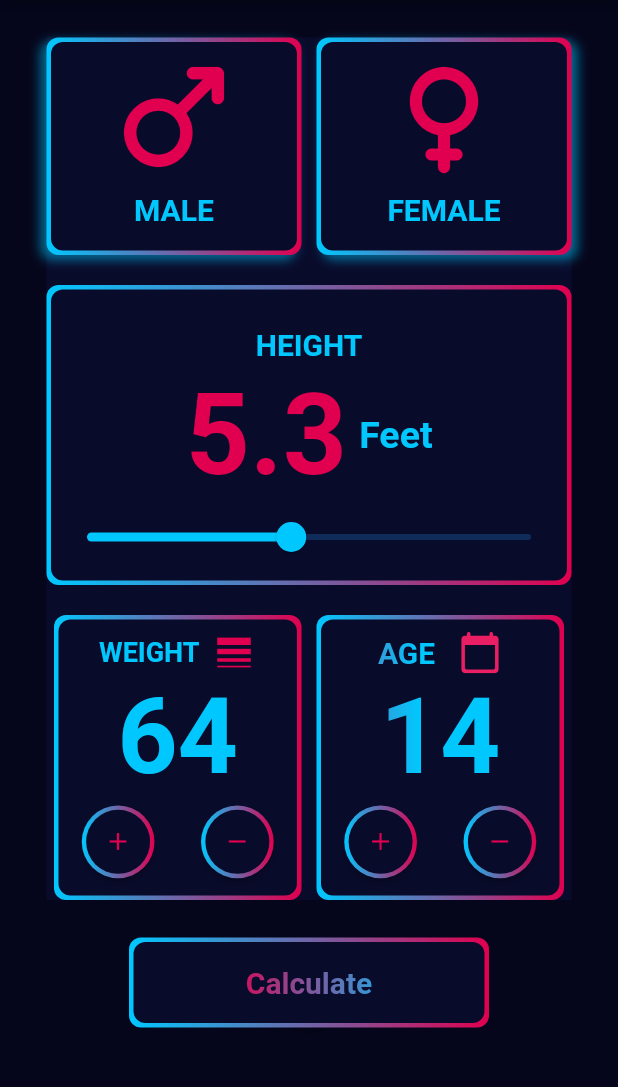
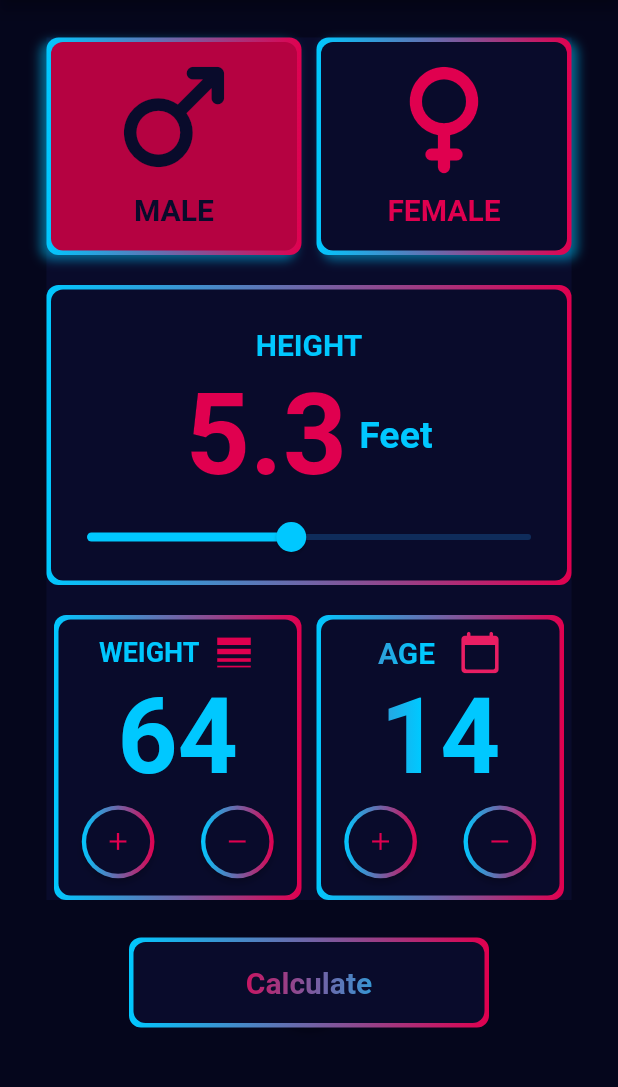
Before and after one commit to porus1124962/bmi_calculator, a Flutter app: the screen it shows after launch, after a tap on "MALE", on a phone screen of 412 x 824 dp, the part 84-1171 px from its top. Run offline on Flutter 3.47's test engine with Material 2 defaults, Android fonts, the phone set to English and light mode, and no system bars; our stand-ins replace hexcolor, rflutter_alert.

Commit message:
complete bmi

```diff
--- a/lib/Pages/home_page.dart
+++ b/lib/Pages/home_page.dart
@@ -55,7 +55,9 @@ class _HomePageBackState extends State<HomePageBack> {
   int _weightNum= 64;
   late Timer _timer;
   double _bmiTotal = 0;
-  bool _btnEffect = false;
+  bool _btnEffectMale = false;
+  bool _btnEffectFemale = false;
+
 
   @override
   Widget build(BuildContext context) {
@@ -97,19 +99,23 @@ class _HomePageBackState extends State<HomePageBack> {
 
                             child: InkWell(
                               onTap: (){
-                                _btnEffect = true;
+                                setState(() {
+                                  _btnEffectMale = true;
+                                  _btnEffectFemale = false;
+                                });
+
                               },
                               child: Container(
                                 child: Column(
                                   children: [
                                     Icon(
                                      Icons.male_rounded,
-                                      color: _btnEffect?HexColor('#090b2b'):HexColor('#e0004f'),
+                                      color: _btnEffectMale?HexColor('#090b2b'):HexColor('#e0004f'),
                                       size: 100.0,
                                     ),
                                     Text('MALE',
                                       style: TextStyle(
-                                          color: HexColor("#00c8ff"),
+                                          color:_btnEffectMale?HexColor('#090b2b'):HexColor("#e0004f"),
                                           fontSize: 20,
                                           fontWeight: FontWeight.bold
                                       ),
@@ -118,7 +124,7 @@ class _HomePageBackState extends State<HomePageBack> {
                                 ),
                                 margin: EdgeInsets.symmetric(vertical: 3,horizontal: 3),
                                 decoration: BoxDecoration(
-                                  color: _btnEffect?HexColor('#e0004f'):HexColor('#090b2b'),
+                                  color:_btnEffectMale?HexColor('#b50241'):HexColor('#090b2b'),
                                   borderRadius: BorderRadius.circular(8),
                                 ),
                               ),
@@ -127,6 +133,7 @@ class _HomePageBackState extends State<HomePageBack> {
                           //Male container end
                           SizedBox(width: 10),
                           //Female container start
+
                           Container(
                             height: 145,
                             width: 170,
@@ -144,17 +151,24 @@ class _HomePageBackState extends State<HomePageBack> {
                                   ),
                                 ]
                             ),
+                            child: InkWell(
+                                  onTap: () {
+                                    setState(() {
+                                      _btnEffectMale = false;
+                                      _btnEffectFemale = true;
+                                    });
+                                  },
                               child: Container(
                                 child: Column(
                                   children: [
                                     Icon(
                                       Icons.female_rounded,
-                                    color: HexColor('#e0004f'),
+                                      color: _btnEffectFemale?HexColor('#090b2b'):HexColor('#e0004f'),
                                       size: 100.0,
                                     ),
                                     Text('FEMALE',
                                       style: TextStyle(
-                                        color: HexColor("#00c8ff"),
+                                          color:_btnEffectFemale?HexColor('#090b2b'):HexColor("#e0004f"),
                                           fontSize: 20,
                                           fontWeight: FontWeight.bold
                                       ),
@@ -163,8 +177,9 @@ class _HomePageBackState extends State<HomePageBack> {
                                 ),
                                 margin: EdgeInsets.symmetric(vertical: 3,horizontal: 3),
                                 decoration: BoxDecoration(
-                                color: HexColor('#090b2b'),
+                                  color:_btnEffectFemale?HexColor('#b50241'):HexColor('#090b2b'),
                                   borderRadius: BorderRadius.circular(8),
+                                ),
                               ),
                             ),
                           ),
@@ -587,7 +602,7 @@ class _HomePageBackState extends State<HomePageBack> {
                       buttons: [
                         DialogButton(
                           child: Text(
-                            "COOL",
+                            "OK",
                             style: TextStyle(color: Colors.white, fontSize: 20),
                           ),
                           onPressed: () => Navigator.pop(context),
```
Lines whose indentation alone changed are shown as unchanged.
